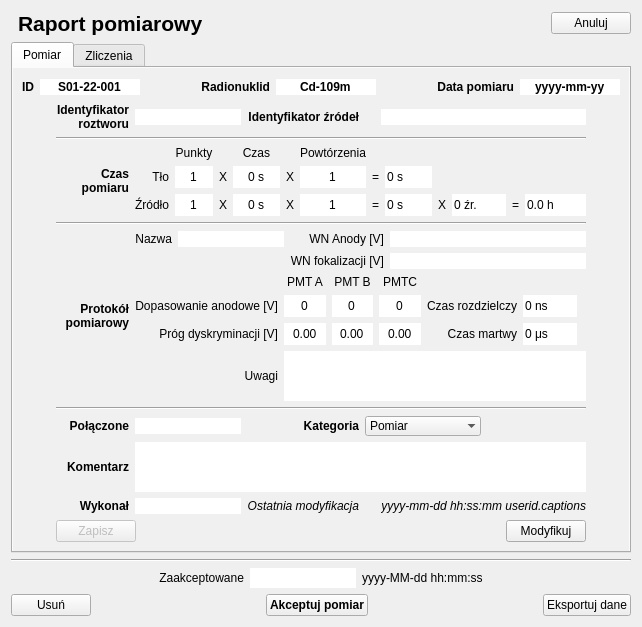
Old version of the form TripleReg/dialogmeasurementreport.ui in the repository ziemastz/SL.
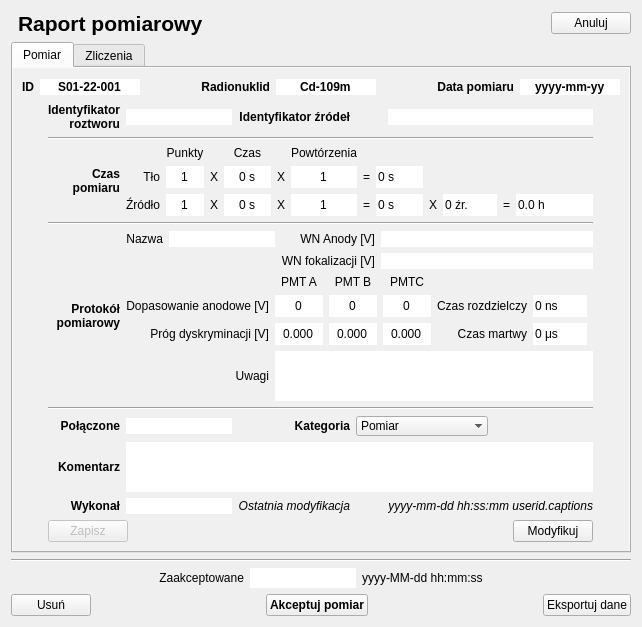
New version of the form. Icons and pictures are not drawn.

Diff of the .ui file:
```diff
--- a/TripleReg/dialogmeasurementreport.ui
+++ b/TripleReg/dialogmeasurementreport.ui
@@ -495,6 +495,9 @@
                <property name="buttonSymbols">
                 <enum>QAbstractSpinBox::NoButtons</enum>
                </property>
+               <property name="decimals">
+                <number>3</number>
+               </property>
               </widget>
              </item>
              <item row="1" column="1">
@@ -642,6 +645,9 @@
                <property name="buttonSymbols">
                 <enum>QAbstractSpinBox::NoButtons</enum>
                </property>
+               <property name="decimals">
+                <number>3</number>
+               </property>
               </widget>
              </item>
              <item row="2" column="3">
@@ -658,6 +664,9 @@
                <property name="buttonSymbols">
                 <enum>QAbstractSpinBox::NoButtons</enum>
                </property>
+               <property name="decimals">
+                <number>3</number>
+               </property>
               </widget>
              </item>
              <item row="1" column="2">
@@ -677,6 +686,9 @@
                <property name="suffix">
                 <string/>
                </property>
+               <property name="minimum">
+                <number>-3000</number>
+               </property>
                <property name="maximum">
                 <number>0</number>
                </property>
```
Left out of the diff: 3 changed lines with no effect on the pictures.
